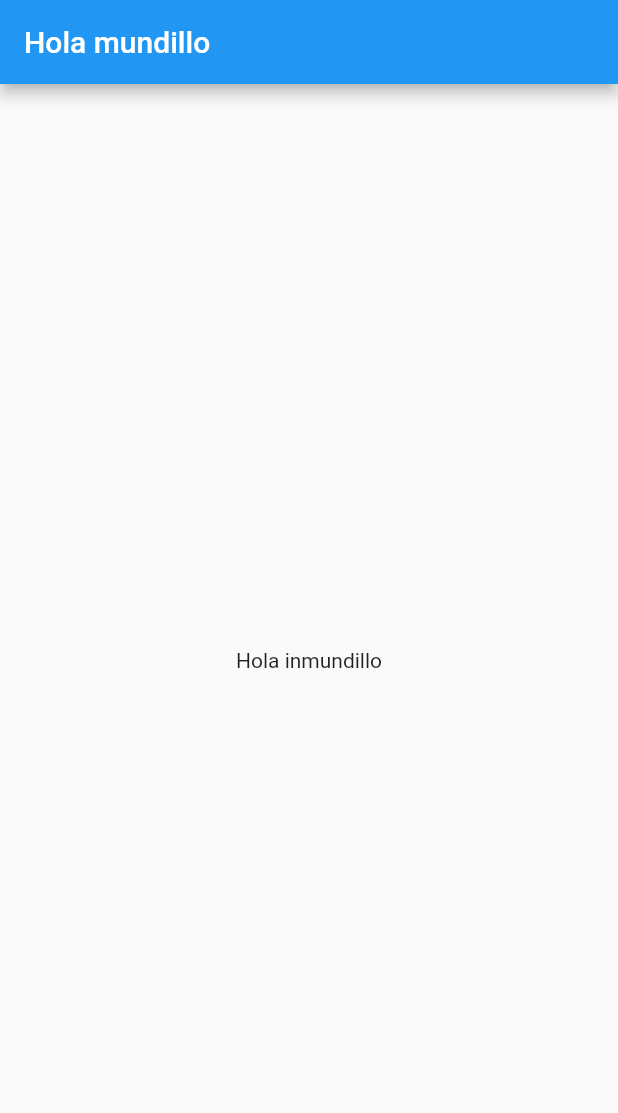
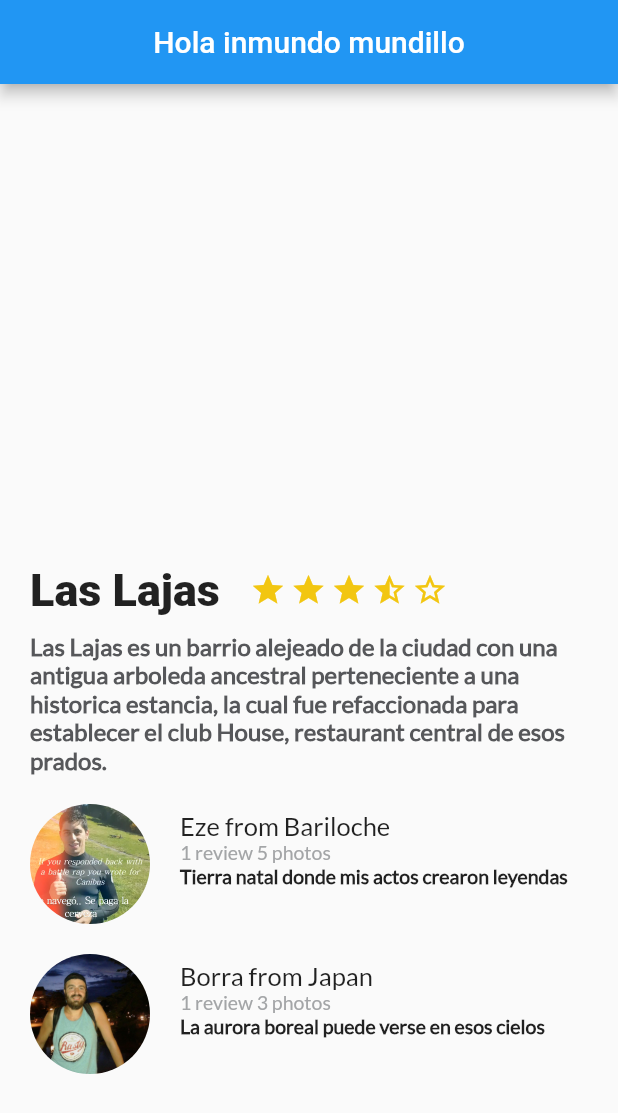
Before and after one commit to AlejoRMinetti/lajas-flutter-app, a Flutter app: the screen it shows after launch, on a phone screen of 412 x 824 dp. Shown: the top 1113 px of the screen. Run offline on Flutter 3.47's test engine with Material 2 defaults, Android fonts, the phone set to English and light mode, and no system bars; Roboto replaces fonts that are missing (MaShanZheng).

Commit message:
Lugar, estrellas, descripcion y comentarios

```diff
--- /dev/null
+++ b/lib/description_place.dart
@@ -0,0 +1,105 @@
+import 'package:flutter/material.dart';
+import 'package:platzi_trips_flutter_app/review_list.dart';
+
+class DescriptionPlace extends StatelessWidget {
+
+  String namePlace;
+  int starts;
+  String descriptionPlace;
+
+  DescriptionPlace(this.namePlace, this.starts, this.descriptionPlace);
+
+  @override
+  Widget build(BuildContext context) {
+
+    final start_half = Container(
+      margin: EdgeInsets.only(
+          top: 320,
+          right: 3.0
+      ),
+      child: Icon(
+        Icons.star_half,
+        color: Color(0xfff2C611), // o Colors.yellowAccent
+      ),
+    );
+
+    final start_border = Container(
+      margin: EdgeInsets.only(
+          top: 320,
+          right: 3.0
+      ),
+      child: Icon(
+        Icons.star_border,
+        color: Color(0xfff2C611), // o Colors.yellowAccent
+      ),
+    );
+
+    final start = Container(
+      margin: EdgeInsets.only(
+        top: 320,
+        right: 3.0
+      ),
+      child: Icon(
+          Icons.star,
+        color: Color(0xfff2C611), // o Colors.yellowAccent
+      ),
+    );
+
+    final titleStarts = Row(
+      children: <Widget>[
+        Container(
+          margin: EdgeInsets.only(
+            top: 320.0,
+            left: 20.0,
+            right: 20.0
+          ),
+          child: Text(
+            namePlace,
+            style: TextStyle(
+              fontFamily: "MaShanZheng",
+              fontSize: 30.0,
+              fontWeight: FontWeight.w900
+            ),
+            textAlign: TextAlign.left,
+          ),
+
+        ),
+        Row(
+          children: <Widget>[
+            start,
+            start,
+            start,
+            start_half,
+            start_border
+          ],
+        )
+      ],
+    );
+
+    final description = Container(
+      child: Text(descriptionPlace,
+        style: TextStyle(
+            fontFamily: "Lato",
+            fontSize: 16.0,
+            fontWeight: FontWeight.bold,
+            color: Color(0xff56575a)
+        ),
+
+      ),
+      margin: EdgeInsets.only(
+          top: 10.0,
+          left: 20.0,
+          right: 20.0
+      )
+      );
+
+    return ListView(
+      children: <Widget>[
+        titleStarts,
+        description,
+        ReviewList()
+      ],
+    );
+  }
+
+}
--- a/lib/main.dart
+++ b/lib/main.dart
@@ -1,8 +1,12 @@
 import 'package:flutter/material.dart';
+import 'package:platzi_trips_flutter_app/description_place.dart';
 
 void main() => runApp(MyApp());
 
 class MyApp extends StatelessWidget {
+
+  String descrionDummy = 'Las Lajas es un barrio alejeado de la ciudad con una antigua arboleda ancestral perteneciente a una historica estancia, la cual fue refaccionada para establecer el club House, restaurant central de esos prados.';
+
   // This widget is the root of your application.
   @override
   Widget build(BuildContext context) {
@@ -23,11 +27,9 @@ class MyApp extends StatelessWidget {
       ),
       home: Scaffold(
         appBar: AppBar(
-          title: Text("Hola mundillo"),
+          title: Center(child: Text("Hola inmundo mundillo")),
         ),
-        body: Center(
-          child: Text("Hola inmundillo"),
-        ),
+        body: DescriptionPlace("Las Lajas", 3, descrionDummy)
       )
       // MyHomePage(title: 'Flutter Demo Home Page'),
     );
--- /dev/null
+++ b/lib/review.dart
@@ -0,0 +1,100 @@
+import 'package:flutter/material.dart';
+
+class Review extends StatelessWidget{
+
+  String pathImg;
+  String name;
+  String details;
+  String comment;
+
+  Review(this.pathImg, this.name, this.comment, this.details);
+
+  @override
+  Widget build(BuildContext context) {
+    // TODO: implement build
+
+    final userComments = Container(
+      margin: EdgeInsets.only(
+          left: 20.0,
+          right: 10.0
+      ),
+
+      child: Text(
+        comment,
+        textAlign: TextAlign.left,
+        style: TextStyle(
+            fontFamily: "Lato",
+            fontSize: 13.0,
+            fontWeight: FontWeight.w900
+        ),
+        maxLines: 2,
+      ),
+    );
+
+    final userInfo = Container(
+      margin: EdgeInsets.only(
+          left: 20.0
+      ),
+
+      child: Text(
+        details,
+        textAlign: TextAlign.left,
+        style: TextStyle(
+            fontFamily: "Lato",
+            fontSize: 13.0,
+          color: Color(0xffa3a5a7)
+        ),
+      ),
+    );
+
+    final userName = Container(
+      margin: EdgeInsets.only(
+        left: 20.0
+      ),
+
+      child: Text(name,
+      textAlign: TextAlign.left,
+        style: TextStyle(
+          fontFamily: "Lato",
+          fontSize: 17.0
+        ),
+      ),
+
+    );
+
+    final userDetails = Column(
+      crossAxisAlignment: CrossAxisAlignment.start,
+      children: <Widget>[
+        userName,
+        userInfo,
+        userComments
+      ],
+    );
+
+    final photo = Container(
+      margin: EdgeInsets.only(
+          top: 20.0,
+          left: 20.0
+      ),
+
+      width: 80.0,
+      height: 80.0,
+
+      decoration: BoxDecoration(
+          shape: BoxShape.circle,
+          image: DecorationImage(
+            fit: BoxFit.cover,
+            image: AssetImage(pathImg)
+          )
+      ),
+    );
+
+    return Row(
+      children: <Widget>[
+        photo,
+        userDetails
+      ],
+    );
+  }
+
+}
--- /dev/null
+++ b/lib/review_list.dart
@@ -0,0 +1,33 @@
+import 'package:flutter/cupertino.dart';
+import 'package:flutter/material.dart';
+import 'package:platzi_trips_flutter_app/review.dart';
+
+
+
+class ReviewList extends StatelessWidget{
+
+  String pathImg1 = "images/EzeViajero.png";
+  String name1 = "Eze from Bariloche";
+  String details1 = "1 review 5 photos";
+  String comment1 = "Tierra natal donde mis actos crearon leyendas";
+
+  String pathImg2 = "images/BorraViajer.png";
+  String name2 = "Borra from Japan";
+  String details2 = "1 review 3 photos";
+  String comment2 = "La aurora boreal puede verse en esos cielos";
+
+
+  @override
+  Widget build(BuildContext context) {
+    // TODO: implement build
+    return Column(
+      crossAxisAlignment: CrossAxisAlignment.start,
+      children: <Widget>[
+        Review(pathImg1, name1, comment1, details1),
+        Review(pathImg2, name2, comment2, details2)
+      ],
+    );
+  }
+
+
+}
```
Also changed, not shown: pubspec.yaml (+11 -6 lines), fonts/Lato-Regular.ttf (added), images/BorraViajer.png (added), images/EzeViajero.png (added), 1 other file.
